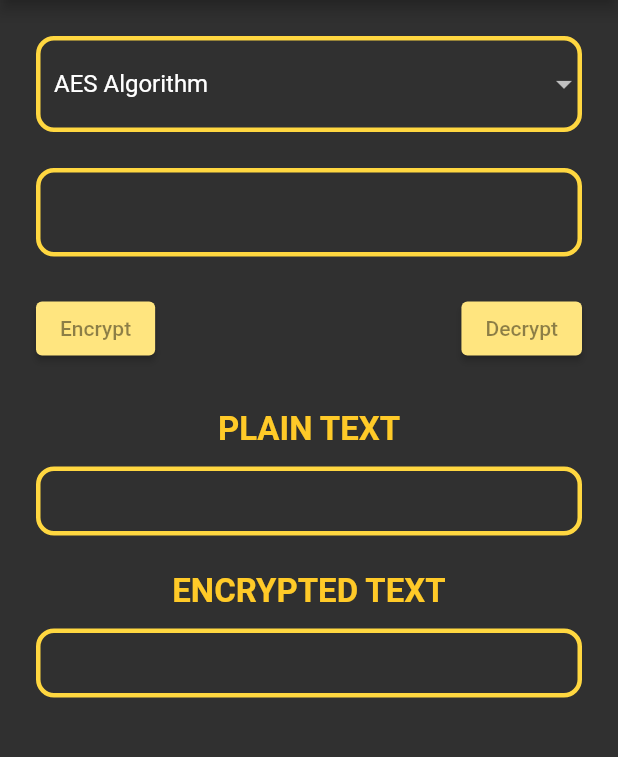
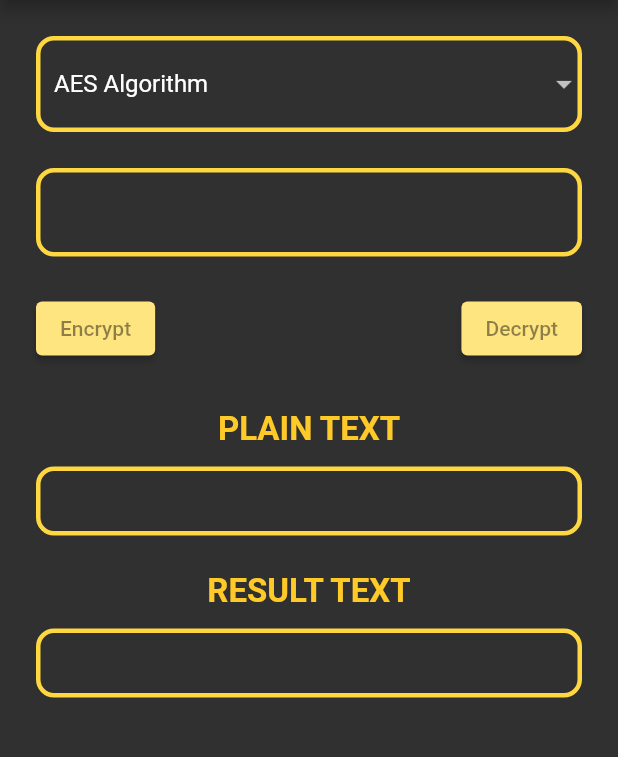
Before and after one commit to Tukhtamurodov-Sardorbek/47.Symmetric-Encryption, a Flutter app: the screen it shows after launch, after a tap on "Decrypt", on a phone screen of 412 x 824 dp, the part 84-841 px from its top. Run offline on Flutter 3.47's test engine with Material 2 defaults, Android fonts, the phone set to English and light mode, and no system bars; missing offline and left inert: encrypt.

Commit message:
🛡 Code Optimized 🛡

```diff
--- a/lib/encrypt.dart
+++ b/lib/encrypt.dart
@@ -7,7 +7,7 @@ class SymmetricEncryption {
   static final ivAES = encrypt.IV.fromLength(16);
   static final encrypterAES = encrypt.Encrypter(encrypt.AES(keyAES));
 
-  static EncryptAES(String text) {
+  static String EncryptAES(String text) {
     final encrypted = encrypterAES.encrypt(text, iv: ivAES);
 
     print('***************** AES *****************');
@@ -16,11 +16,14 @@ class SymmetricEncryption {
     print('** BASE64: ${encrypted.base64}');
     print('***************************************');
 
-    return encrypted;
+    return encrypted.base64;
   }
 
-  static DecryptAES(encrypt.Encrypted encrypted) {
-    final decrypted = encrypterAES.decrypt(encrypted, iv: ivAES);
+  static DecryptAES(String encrypted) {
+    // * If encrypted is encrypt.Encrypted
+    // final decrypted = encrypterAES.decrypt(encrypted, iv: ivAES);
+    // * If encrypted is String
+    final decrypted = encrypterAES.decrypt64(encrypted, iv: ivAES);
     return decrypted;
   }
 
@@ -28,7 +31,7 @@ class SymmetricEncryption {
   static final keyFernet = encrypt.Key.fromUtf8('anyKeyButItMustBe32ByteCharacter');
   static final encrypterFernet = encrypt.Encrypter(encrypt.Fernet(keyFernet));
 
-  static EncryptFernet(String text) {
+  static String EncryptFernet(String text) {
     final encrypted = encrypterFernet.encrypt(text);
 
     print('***************** Fernet *****************');
@@ -37,11 +40,15 @@ class SymmetricEncryption {
     print('** BASE64: ${encrypted.base64}');
     print('** ${encrypt.Fernet(keyFernet).extractTimestamp(encrypted.bytes)}');
     print('******************************************');
-    return encrypted;
+
+    return encrypted.base64;
   }
 
-  static DecryptFernet(encrypt.Encrypted encrypted) {
-    final decrypted = encrypterFernet.decrypt(encrypted);
+  static DecryptFernet(String encrypted) {
+    // * If encrypted is encrypt.Encrypted
+    // final decrypted = encrypterFernet.decrypt(encrypted);
+    // * If encrypted is String
+    final decrypted = encrypterFernet.decrypt64(encrypted);
     return decrypted;
   }
 
@@ -50,7 +57,7 @@ class SymmetricEncryption {
   static final ivSalsa20 = encrypt.IV.fromLength(8);
   static final encrypterSalsa20 = encrypt.Encrypter(encrypt.Salsa20(keySalsa20));
 
-  static EncryptSalsa20(String text) {
+  static String EncryptSalsa20(String text) {
     final encrypted = encrypterSalsa20.encrypt(text, iv: ivSalsa20);
 
     debugPrint('***************** Salsa20 *****************');
@@ -59,11 +66,14 @@ class SymmetricEncryption {
     debugPrint('** BASE64: ${encrypted.base64}');
     debugPrint('*******************************************');
 
-    return encrypted;
+    return encrypted.base64;
   }
 
-  static DecryptSalsa20(encrypt.Encrypted encrypted) {
-    final decrypted = encrypterSalsa20.decrypt(encrypted, iv: ivSalsa20);
+  static DecryptSalsa20(String encrypted) {
+    // * If encrypted is encrypt.Encrypted
+    // final decrypted = encrypterSalsa20.decrypt(encrypted, iv: ivSalsa20);
+    // * If encrypted is String
+    final decrypted = encrypterSalsa20.decrypt64(encrypted, iv: ivSalsa20);
     return decrypted;
   }
 }
--- a/lib/home.dart
+++ b/lib/home.dart
@@ -13,8 +13,8 @@ class _HomePageState extends State<HomePage> {
   TextEditingController txtController = TextEditingController();
   String? plainText;
   String? currentAlgorithm = 'AES';
-  var encryptedText;
-  bool isEncrypt = true;
+  String? encryptedText;
+  bool? isEncrypt;
 
   @override
   Widget build(BuildContext context) {
@@ -112,27 +112,27 @@ class _HomePageState extends State<HomePage> {
                 ),
                 ElevatedButton(
                   onPressed: () {
-                    isEncrypt = false;
-                    if (encryptedText is encrypt.Encrypted) {
+                    if (isEncrypt != null && isEncrypt!) {
+                      isEncrypt = false;
                       if(currentAlgorithm == 'AES'){
-                        encryptedText = SymmetricEncryption.DecryptAES(encryptedText);
+                        encryptedText = SymmetricEncryption.DecryptAES(encryptedText!);
                       } else if(currentAlgorithm == 'Fernet'){
-                        encryptedText = SymmetricEncryption.DecryptFernet(encryptedText);
+                        encryptedText = SymmetricEncryption.DecryptFernet(encryptedText!);
                       } else if(currentAlgorithm == 'Salsa20'){
-                        encryptedText = SymmetricEncryption.DecryptSalsa20(encryptedText);
+                        encryptedText = SymmetricEncryption.DecryptSalsa20(encryptedText!);
                       }
                       setState(() {});
                     }
                   },
                   style: ElevatedButton.styleFrom(
-                    primary: encryptedText is encrypt.Encrypted
+                    primary: isEncrypt != null && isEncrypt!
                         ? Colors.amber
                         : Colors.amberAccent.shade100,
                   ),
                   child: Text(
                     'Decrypt',
                     style: TextStyle(
-                      color: encryptedText is encrypt.Encrypted
+                      color: isEncrypt != null && isEncrypt!
                           ? Colors.black
                           : Colors.black45,
                     ),
@@ -167,7 +167,7 @@ class _HomePageState extends State<HomePage> {
                     ),
                     const SizedBox(height: 24.0),
                     Text(
-                      isEncrypt ? 'ENCRYPTED TEXT' : 'DECRYPTED TEXT',
+                      isEncrypt == null ? 'RESULT TEXT' : isEncrypt != null && isEncrypt! ? 'ENCRYPTED TEXT' : 'DECRYPTED TEXT',
                       style: TextStyle(
                         fontSize: 22,
                         color: Colors.amber[400],
@@ -183,13 +183,7 @@ class _HomePageState extends State<HomePage> {
                         borderRadius:
                             const BorderRadius.all(Radius.circular(12.0)),
                       ),
-                      child: Text(
-                          encryptedText == null
-                          ? ''
-                          : encryptedText is encrypt.Encrypted
-                              ? encryptedText.base64
-                              : encryptedText,
-                      ),
+                      child: Text(encryptedText ?? ''),
                     ),
                   ],
                 ),
```
